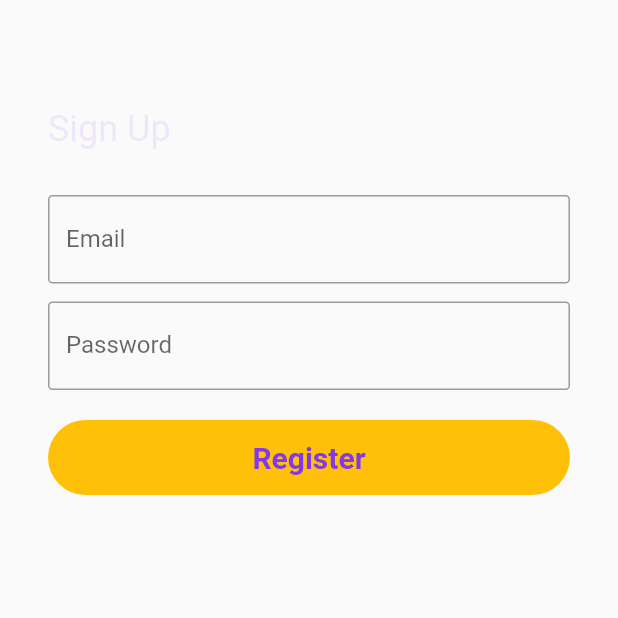
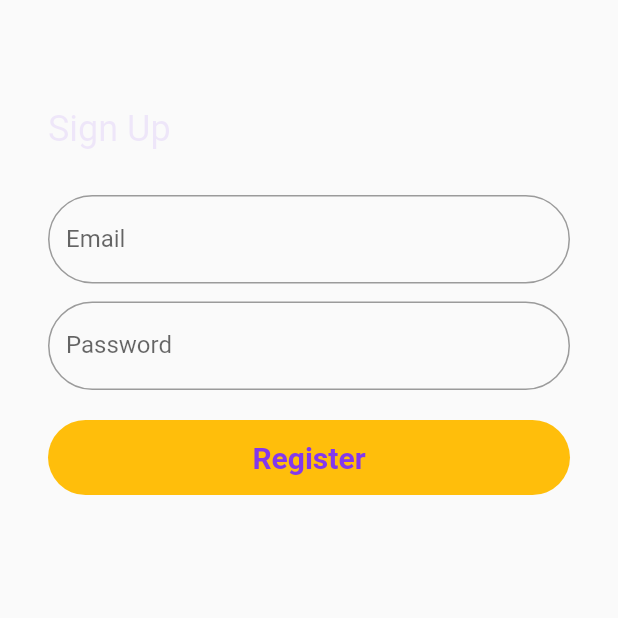
Before and after one commit to RoperoIvan/ProjecteDispositius, a Flutter app: the screen it shows after launch, after a tap on "Create Account", on a phone screen of 412 x 824 dp, the top half of it. Run offline on Flutter 3.47's test engine with Material 2 defaults, Android fonts, the phone set to English and light mode, and no system bars; our stand-ins replace cloud_firestore, convex_bottom_bar, firebase_auth, firebase_core; accounts and stored records are empty.

Commit message:
changed colors and box shapes

```diff
--- a/projectdisp/lib/sign_in_flow/screens/sign_in_screen.dart
+++ b/projectdisp/lib/sign_in_flow/screens/sign_in_screen.dart
@@ -54,13 +54,13 @@ class _SignInScreenState extends State<SignInScreen> {
               Icon(
                 Icons.person,
                 size: 120,
-                color: Colors.amber,
+                color: customAmber,
               ),
               TextField(
                 controller: _username,
                 decoration: InputDecoration(
                   border: OutlineInputBorder(
-                    borderRadius: BorderRadius.all(Radius.circular(3)),
+                    borderRadius: BorderRadius.all(Radius.circular(50)),
                   ),
                   labelText: 'Email',
                 ),
@@ -73,7 +73,7 @@ class _SignInScreenState extends State<SignInScreen> {
                 obscureText: true,
                 decoration: InputDecoration(
                   border: OutlineInputBorder(
-                    borderRadius: BorderRadius.all(Radius.circular(3)),
+                    borderRadius: BorderRadius.all(Radius.circular(50)),
                   ),
                   labelText: 'Password',
                 ),
@@ -84,7 +84,7 @@ class _SignInScreenState extends State<SignInScreen> {
                     "Create Account",
                     style: TextStyle(
                       fontSize: 16,
-                      color: Colors.amber,
+                      color: customAmber,
                     ),
                   ),
                   onTap: () {
@@ -101,7 +101,7 @@ class _SignInScreenState extends State<SignInScreen> {
                   }),
               SizedBox(height: 30),
               FlatButton(
-                color: Colors.amber,
+                color: customAmber,
                 shape: RoundedRectangleBorder(
                   borderRadius: BorderRadius.circular(50),
                   ),
@@ -189,11 +189,11 @@ class _SignInScreenState extends State<SignInScreen> {
       message = "General Error: $error";
     }
 
-    ScaffoldMessenger(
-      child: SnackBar(
+    //ScaffoldMessenger(
+      /*child: */SnackBar(
         content: Text(message),
         backgroundColor: Colors.red,
-      ),
+      //),
     );
   }
 }
--- a/projectdisp/lib/sign_in_flow/screens/sign_up_screen.dart
+++ b/projectdisp/lib/sign_in_flow/screens/sign_up_screen.dart
@@ -51,7 +51,7 @@ class _SignUpScreenState extends State<SignUpScreen> {
                 controller: _email,
                 decoration: InputDecoration(
                   border: OutlineInputBorder(
-                    borderRadius: BorderRadius.all(Radius.circular(3)),
+                    borderRadius: BorderRadius.all(Radius.circular(50)),
                   ),
                   labelText: 'Email',
                 ),
@@ -63,7 +63,7 @@ class _SignUpScreenState extends State<SignUpScreen> {
                 obscureText: true,
                 decoration: InputDecoration(
                   border: OutlineInputBorder(
-                    borderRadius: BorderRadius.all(Radius.circular(3)),
+                    borderRadius: BorderRadius.all(Radius.circular(50)),
                   ),
                   labelText: 'Password',
                 ),
@@ -71,7 +71,7 @@ class _SignUpScreenState extends State<SignUpScreen> {
               SizedBox(height: 20),
               FlatButton(
                 height: 50,
-                color: Colors.amber,
+                color: customAmber,
                 shape: RoundedRectangleBorder(
                   borderRadius: BorderRadius.circular(50),
                   ),
--- a/projectdisp/lib/widgets/page_wrapper.dart
+++ b/projectdisp/lib/widgets/page_wrapper.dart
@@ -28,7 +28,7 @@ class _PageWrapperState extends State<PageWrapper> {
       TabItem(icon: Icons.people, title: 'Profile'),
       ],
       backgroundColor: customViolet,
-      activeColor: Colors.amber,
+      activeColor: customAmber,
       //cornerRadius: 10,
       top:-20,
       //height: 50,
```
